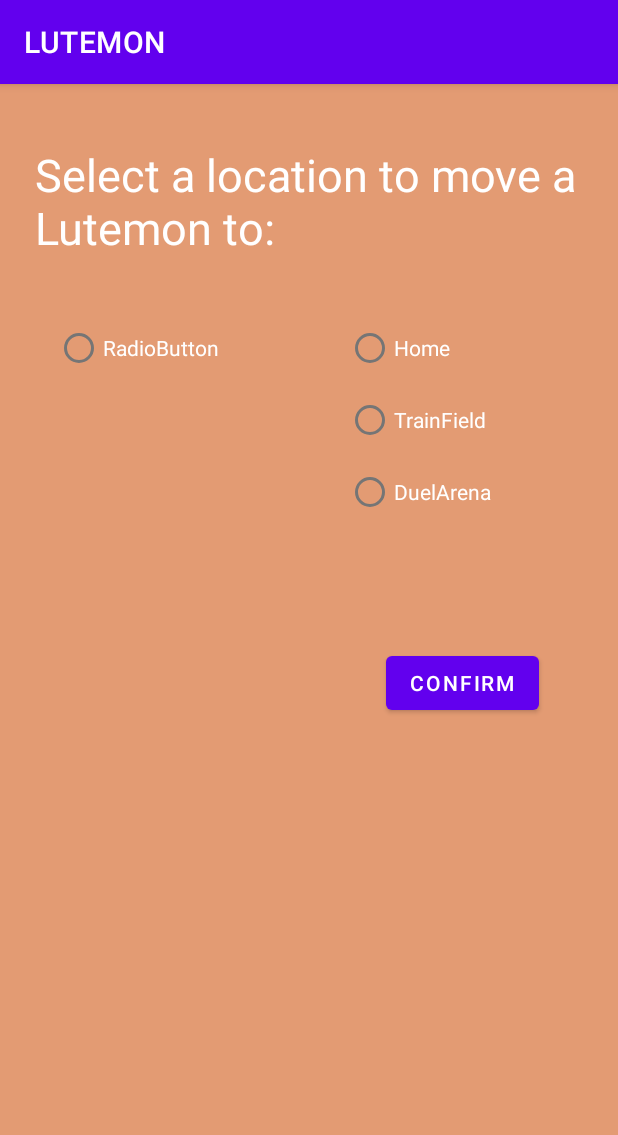
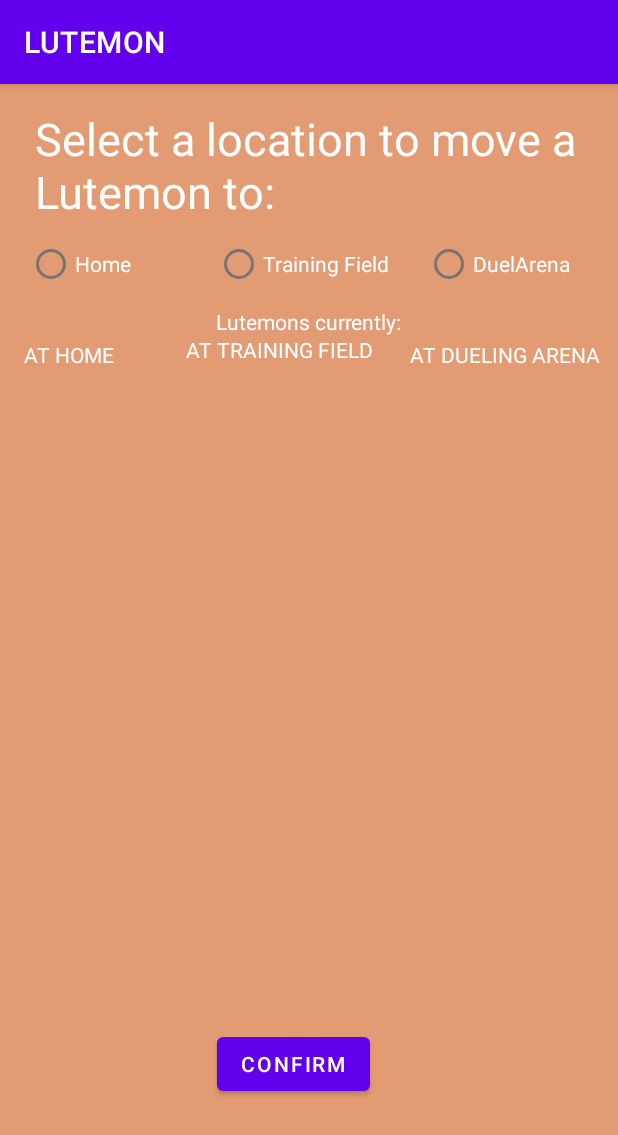
Before and after one commit to J40t/LUTEMON, an Android app: the MoveLutemonActivity screen opened directly, with no data from a screen before it, on a phone screen of 412 x 824 dp. Shown: the top 1135 px of the screen. Run offline under Robolectric (Android 15) with nearby library versions, the phone set to English and light mode, and no system bars.

Commit message:
Lutemon IDs start at 0 now. MoveLutemonActivity's appearance done and functionalities midway done

```diff
--- a/app/src/main/java/org/cadenzu/lutemon/MoveLutemonActivity.java
+++ b/app/src/main/java/org/cadenzu/lutemon/MoveLutemonActivity.java
@@ -3,6 +3,8 @@ package org.cadenzu.lutemon;
 import androidx.appcompat.app.AppCompatActivity;
 
 import android.os.Bundle;
+import android.widget.RadioButton;
+import android.widget.RadioGroup;
 
 import org.cadenzu.lutemon.lutemon.Lutemon;
 
@@ -10,13 +12,54 @@ import java.util.ArrayList;
 
 public class MoveLutemonActivity extends AppCompatActivity {
 
-
+    private RadioGroup rgLutemonSelectHome;
+    private RadioGroup rgLutemonSelectTrain;
+    private RadioGroup rgLutemonSelectDuel;
 
     @Override
     protected void onCreate(Bundle savedInstanceState) {
         super.onCreate(savedInstanceState);
         setContentView(R.layout.activity_move_lutemon);
 
+        rgLutemonSelectHome = findViewById(R.id.rgLutemonSelectHome);
+        rgLutemonSelectTrain = findViewById(R.id.rgLutemonSelectTrain);
+        rgLutemonSelectDuel = findViewById(R.id.rgLutemonSelectDuel);
+
+        dynamicRadioButtons();
+    }
+
+    public void dynamicRadioButtons() {
+        // HOME
+        ArrayList<Lutemon> lutemonsHome = Home.getInstance().getLutemons();
+        RadioButton rbHome;
+        int i = 0;
+        for (Lutemon lutemon : lutemonsHome) {
+            rbHome = new RadioButton(this);
+            rbHome.setText(lutemon.getName());
+            rbHome.setId(i++);
+            rgLutemonSelectHome.addView(rbHome);
+        }
+
+        ArrayList<Lutemon> lutemonsTrain = TrainField.getInstance().getLutemons();
+        RadioButton rbTrain;
+        for (Lutemon lutemon : lutemonsTrain) {
+            rbTrain = new RadioButton(this);
+            rbTrain.setText(lutemon.getName());
+            rbTrain.setId(i++);
+            rgLutemonSelectTrain.addView(rbTrain);
+        }
+
+        ArrayList<Lutemon> lutemonsDuel = DuelArena.getInstance().getLutemons();
+        RadioButton rbDuel;
+        for (Lutemon lutemon : lutemonsDuel) {
+            rbDuel = new RadioButton(this);
+            rbDuel.setText(lutemon.getName());
+            rbDuel.setId(i++);
+            rgLutemonSelectDuel.addView(rbDuel);
+        }
+    }
+    public void moveLutemon() {
+        Lutemon selectedLutemon;
 
 
     }
--- a/app/src/main/java/org/cadenzu/lutemon/lutemon/Black.java
+++ b/app/src/main/java/org/cadenzu/lutemon/lutemon/Black.java
@@ -6,6 +6,6 @@ public class Black extends Lutemon {
 
     public Black(String name) {
         super(name, "Black", 9, 0, 0, 16, 16, 0);
-        id = getIdCounter();
+
     }
 }
--- a/app/src/main/java/org/cadenzu/lutemon/lutemon/Green.java
+++ b/app/src/main/java/org/cadenzu/lutemon/lutemon/Green.java
@@ -4,6 +4,6 @@ public class Green extends Lutemon {
 
     public Green(String name) {
         super(name, "Green", 6, 3, 0, 19, 19, 0);
-        id = getIdCounter();
+
     }
 }
--- a/app/src/main/java/org/cadenzu/lutemon/lutemon/Lutemon.java
+++ b/app/src/main/java/org/cadenzu/lutemon/lutemon/Lutemon.java
@@ -9,7 +9,7 @@ public class Lutemon {
     protected int health;
     protected int maxHealth;
     protected int id;
-    private static int idCounter;
+    private static int idCounter = 0;
 
     public Lutemon(String name, String color,
                    int attack, int defense, int exp,
@@ -22,7 +22,7 @@ public class Lutemon {
         this.exp = exp;
         this.health = maxHealth; // The Lutemon has max health when created.
         this.maxHealth = maxHealth;
-        this.id = getNewId(); // id gets incremented by one each time a new object is created.
+        this.id = getNewId(); // id gets incremented by one after a new object is created.
         this.idCounter = idCounter; // keeps count on how many ids have been created.
     }
 
@@ -35,14 +35,9 @@ public class Lutemon {
 
     }
 
-    public int getNumberOfCreatedLutemons(int idCounter) {
-
-        return idCounter;
-    }
-
     public int getNewId() {
+        int newId = idCounter;
         idCounter++;
-        int newId = idCounter;
         return newId;
 
     }
--- a/app/src/main/java/org/cadenzu/lutemon/lutemon/Orange.java
+++ b/app/src/main/java/org/cadenzu/lutemon/lutemon/Orange.java
@@ -4,6 +4,6 @@ public class Orange extends Lutemon {
 
     public Orange(String name) {
         super(name, "Orange", 8, 1, 0, 17, 17, 0);
-        id = getIdCounter();
+
     }
 }
--- a/app/src/main/java/org/cadenzu/lutemon/lutemon/Pink.java
+++ b/app/src/main/java/org/cadenzu/lutemon/lutemon/Pink.java
@@ -4,6 +4,6 @@ public class Pink extends Lutemon {
 
     public Pink(String name) {
         super(name, "Pink", 7, 2, 0, 18, 18, 0);
-        id = getIdCounter();
+
     }
 }
--- a/app/src/main/java/org/cadenzu/lutemon/lutemon/White.java
+++ b/app/src/main/java/org/cadenzu/lutemon/lutemon/White.java
@@ -4,6 +4,6 @@ public class White extends Lutemon {
 
     public White(String name) {
         super(name, "White", 5, 4, 0, 20, 20, 0);
-        id = getIdCounter();
+
     }
 }
--- a/app/src/main/res/layout/activity_move_lutemon.xml
+++ b/app/src/main/res/layout/activity_move_lutemon.xml
@@ -11,7 +11,7 @@
         android:id="@+id/textView3"
         android:layout_width="364dp"
         android:layout_height="80dp"
-        android:layout_marginTop="40dp"
+        android:layout_marginTop="16dp"
         android:text="Select a location to move a Lutemon to:"
         android:textColor="#FFFFFF"
         android:textSize="30sp"
@@ -20,28 +20,61 @@
         app:layout_constraintStart_toStartOf="parent"
         app:layout_constraintTop_toTopOf="parent" />
 
+    <Button
+        android:id="@+id/btnConfirmMove"
+        android:layout_width="wrap_content"
+        android:layout_height="wrap_content"
+        android:layout_marginTop="60dp"
+        android:text="Confirm"
+        app:layout_constraintBottom_toBottomOf="parent"
+        app:layout_constraintEnd_toEndOf="parent"
+        app:layout_constraintHorizontal_bias="0.466"
+        app:layout_constraintStart_toStartOf="parent"
+        app:layout_constraintTop_toBottomOf="@+id/radioGroup"
+        app:layout_constraintVertical_bias="0.823" />
+
+    <RadioGroup
+        android:id="@+id/rgLutemonSelectHome"
+        android:layout_width="121dp"
+        android:layout_height="391dp"
+        android:layout_marginStart="4dp"
+        app:layout_constraintStart_toStartOf="parent"
+        app:layout_constraintTop_toBottomOf="@+id/textView5">
+
+    </RadioGroup>
+
+    <TextView
+        android:id="@+id/textView5"
+        android:layout_width="wrap_content"
+        android:layout_height="wrap_content"
+        android:layout_marginStart="16dp"
+        android:layout_marginTop="23dp"
+        android:text="AT HOME"
+        android:textColor="#FFFFFF"
+        app:layout_constraintStart_toStartOf="parent"
+        app:layout_constraintTop_toBottomOf="@+id/radioGroup" />
+
     <RadioGroup
         android:id="@+id/radioGroup"
-        android:layout_width="157dp"
-        android:layout_height="206dp"
-        android:layout_marginTop="32dp"
+        android:layout_width="376dp"
+        android:layout_height="51dp"
+        android:orientation="horizontal"
         app:layout_constraintEnd_toEndOf="parent"
-        app:layout_constraintHorizontal_bias="0.905"
         app:layout_constraintStart_toStartOf="parent"
         app:layout_constraintTop_toBottomOf="@+id/textView3">
 
         <RadioButton
             android:id="@+id/rbHome"
-            android:layout_width="match_parent"
+            android:layout_width="125dp"
             android:layout_height="wrap_content"
             android:text="Home"
             android:textColor="#FFFFFF" />
 
         <RadioButton
             android:id="@+id/rbTrainField"
-            android:layout_width="match_parent"
+            android:layout_width="140dp"
             android:layout_height="wrap_content"
-            android:text="TrainField"
+            android:text="Training Field"
             android:textColor="#FFFFFF" />
 
         <RadioButton
@@ -52,32 +85,61 @@
             android:textColor="#FFFFFF" />
     </RadioGroup>
 
-    <Button
-        android:id="@+id/btnConfirmMove"
+    <RadioGroup
+        android:id="@+id/rgLutemonSelectTrain"
+        android:layout_width="122dp"
+        android:layout_height="389dp"
+        android:layout_marginStart="8dp"
+        android:layout_marginTop="4dp"
+        android:layout_marginEnd="7dp"
+        app:layout_constraintEnd_toStartOf="@+id/rgLutemonSelectDuel"
+        app:layout_constraintHorizontal_bias="0.0"
+        app:layout_constraintStart_toEndOf="@+id/rgLutemonSelectHome"
+        app:layout_constraintTop_toBottomOf="@+id/textView6" />
+
+    <RadioGroup
+        android:id="@+id/rgLutemonSelectDuel"
+        android:layout_width="118dp"
+        android:layout_height="388dp"
+        android:layout_marginTop="6dp"
+        android:layout_marginEnd="32dp"
+        android:layout_marginBottom="148dp"
+        app:layout_constraintBottom_toBottomOf="parent"
+        app:layout_constraintEnd_toEndOf="parent"
+        app:layout_constraintTop_toBottomOf="@+id/textView7"
+        app:layout_constraintVertical_bias="0.0" />
+
+    <TextView
+        android:id="@+id/textView6"
         android:layout_width="wrap_content"
         android:layout_height="wrap_content"
+        android:layout_marginStart="48dp"
         android:layout_marginTop="20dp"
-        android:text="Confirm"
+        android:text="AT TRAINING FIELD"
+        android:textColor="#FFFFFF"
+        app:layout_constraintStart_toEndOf="@+id/textView5"
+        app:layout_constraintTop_toBottomOf="@+id/radioGroup" />
+
+    <TextView
+        android:id="@+id/textView7"
+        android:layout_width="wrap_content"
+        android:layout_height="wrap_content"
+        android:layout_marginStart="12dp"
+        android:layout_marginTop="23dp"
+        android:text="AT DUELING ARENA"
+        android:textColor="#FFFFFF"
         app:layout_constraintEnd_toEndOf="parent"
-        app:layout_constraintHorizontal_bias="0.831"
+        app:layout_constraintStart_toEndOf="@+id/textView6"
+        app:layout_constraintTop_toBottomOf="@+id/radioGroup" />
+
+    <TextView
+        android:id="@+id/textView8"
+        android:layout_width="wrap_content"
+        android:layout_height="wrap_content"
+        android:layout_marginTop="1dp"
+        android:text="Lutemons currently:"
+        android:textColor="#FFFFFF"
+        app:layout_constraintEnd_toEndOf="parent"
         app:layout_constraintStart_toStartOf="parent"
-        app:layout_constraintTop_toBottomOf="@+id/radioGroup2" />
-
-    <RadioGroup
-        android:id="@+id/radioGroup2"
-        android:layout_width="158dp"
-        android:layout_height="203dp"
-        android:layout_marginTop="32dp"
-        app:layout_constraintEnd_toStartOf="@+id/radioGroup"
-        app:layout_constraintStart_toStartOf="parent"
-        app:layout_constraintTop_toBottomOf="@+id/textView3">
-
-        <RadioButton
-            android:id="@+id/radioButton4"
-            android:layout_width="match_parent"
-            android:layout_height="wrap_content"
-            android:text="RadioButton"
-            android:textColor="#FFFFFF" />
-
-    </RadioGroup>
+        app:layout_constraintTop_toBottomOf="@+id/radioGroup" />
 </androidx.constraintlayout.widget.ConstraintLayout>
```
